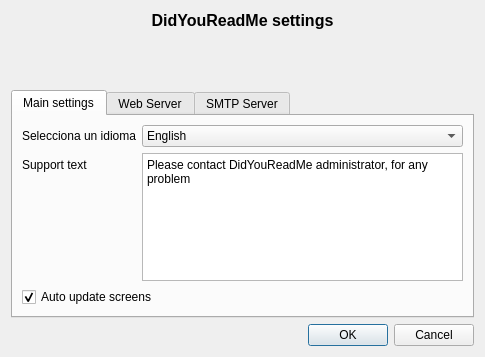
Before: the Qt Designer form ui/frmSettings.ui in turulomio/didyoureadme, drawn with Qt 5.
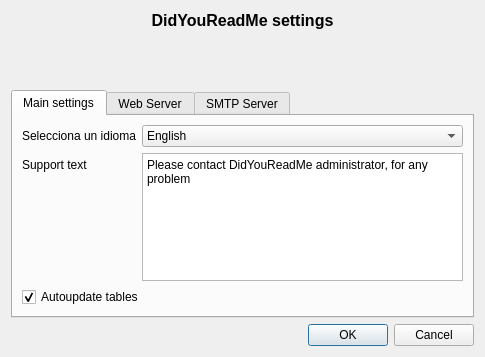
After: the same form once the commit is applied. Icons and pictures are not drawn.

Patch:
```diff
--- a/ui/frmSettings.ui
+++ b/ui/frmSettings.ui
@@ -172,7 +172,7 @@
          <item>
           <widget class="QCheckBox" name="chkAutoUpdate">
            <property name="text">
-            <string>Auto update screens</string>
+            <string>Autoupdate tables</string>
            </property>
            <property name="checked">
             <bool>true</bool>
```
Left out of the diff: 1 changed line with no effect on the pictures.
